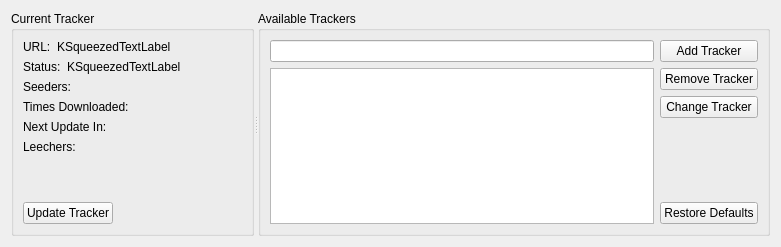
This is transfer-plugins/bittorrent/advanceddetails/trackerview.ui in KDE/kget as Qt 5 draws it before an edit. The edited form follows.
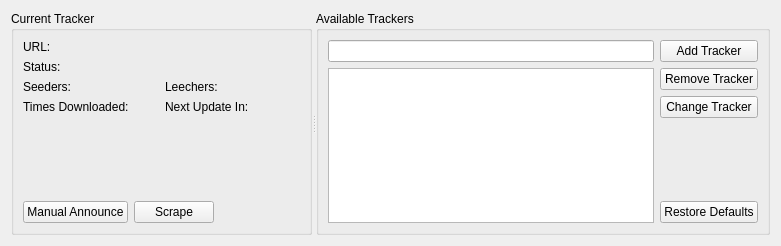
This is the edited form. Custom widgets are drawn as their Qt base class.

```diff
--- a/transfer-plugins/bittorrent/advanceddetails/trackerview.ui
+++ b/transfer-plugins/bittorrent/advanceddetails/trackerview.ui
@@ -6,7 +6,7 @@
     <x>0</x>
     <y>0</y>
     <width>781</width>
-    <height>247</height>
+    <height>246</height>
    </rect>
   </property>
   <layout class="QGridLayout" name="gridLayout" >
@@ -43,9 +43,6 @@
              <verstretch>0</verstretch>
             </sizepolicy>
            </property>
-           <property name="text" >
-            <string comment="KDE::DoNotExtract" >KSqueezedTextLabel</string>
-           </property>
           </widget>
          </item>
         </layout>
@@ -67,9 +64,6 @@
              <verstretch>0</verstretch>
             </sizepolicy>
            </property>
-           <property name="text" >
-            <string comment="KDE::DoNotExtract" >KSqueezedTextLabel</string>
-           </property>
           </widget>
          </item>
         </layout>
@@ -100,6 +94,30 @@
            </item>
           </layout>
          </item>
+         <item row="0" column="1" >
+          <layout class="QHBoxLayout" >
+           <item>
+            <widget class="QLabel" name="label_6" >
+             <property name="text" >
+              <string>Leechers:</string>
+             </property>
+            </widget>
+           </item>
+           <item>
+            <widget class="QLabel" name="m_leechers" >
+             <property name="sizePolicy" >
+              <sizepolicy vsizetype="Preferred" hsizetype="Expanding" >
+               <horstretch>0</horstretch>
+               <verstretch>0</verstretch>
+              </sizepolicy>
+             </property>
+             <property name="text" >
+              <string/>
+             </property>
+            </widget>
+           </item>
+          </layout>
+         </item>
          <item row="1" column="0" >
           <layout class="QHBoxLayout" >
            <item>
@@ -124,7 +142,7 @@
            </item>
           </layout>
          </item>
-         <item row="2" column="0" >
+         <item row="1" column="1" >
           <layout class="QHBoxLayout" >
            <item>
             <widget class="QLabel" name="label_5" >
@@ -148,30 +166,6 @@
            </item>
           </layout>
          </item>
-         <item row="3" column="0" >
-          <layout class="QHBoxLayout" >
-           <item>
-            <widget class="QLabel" name="label_6" >
-             <property name="text" >
-              <string>Leechers:</string>
-             </property>
-            </widget>
-           </item>
-           <item>
-            <widget class="QLabel" name="m_leechers" >
-             <property name="sizePolicy" >
-              <sizepolicy vsizetype="Preferred" hsizetype="Expanding" >
-               <horstretch>0</horstretch>
-               <verstretch>0</verstretch>
-              </sizepolicy>
-             </property>
-             <property name="text" >
-              <string/>
-             </property>
-            </widget>
-           </item>
-          </layout>
-         </item>
         </layout>
        </item>
        <item>
@@ -192,7 +186,14 @@
          <item>
           <widget class="KPushButton" name="m_update_tracker" >
            <property name="text" >
-            <string>Update Tracker</string>
+            <string>Manual Announce</string>
+           </property>
+          </widget>
+         </item>
+         <item>
+          <widget class="QPushButton" name="m_scrape" >
+           <property name="text" >
+            <string>Scrape</string>
            </property>
           </widget>
          </item>
```
Left out of the diff: 2 changed lines with no effect on the pictures.
